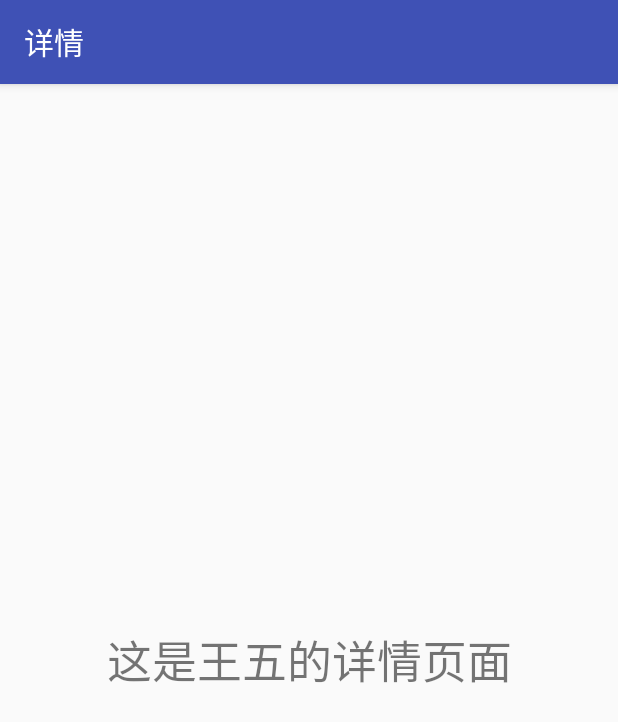
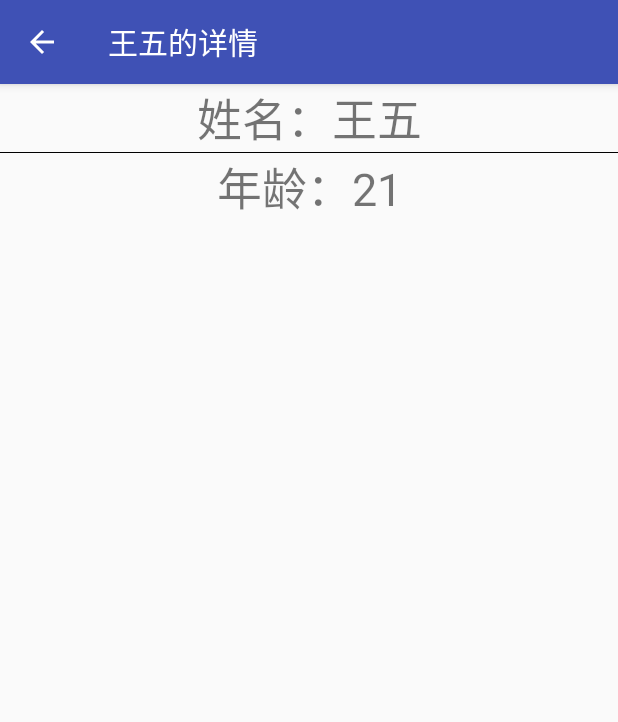
Before and after one commit to tokukin/Dorjee, an Android app: the HelloActivity screen opened directly, with no data from a screen before it, after a tap on "王五", on a phone screen of 412 x 824 dp. Shown: the top 722 px of the screen. Run offline under Robolectric (Android 15) with nearby library versions, the phone set to English and light mode, and no system bars; pictures from the network do not load; 2 other taps on this screen came first.

Commit message:
序列化

```diff
--- a/app/build.gradle
+++ b/app/build.gradle
@@ -27,6 +27,9 @@ dependencies {
     implementation 'com.android.support.constraint:constraint-layout:1.1.3'
     implementation 'com.google.android.gms:play-services-maps:15.0.1'
     implementation 'com.android.support:design:28.0.0-rc02'
+    implementation 'com.google.code.gson:gson:2.8.0'
+    implementation 'com.github.bumptech.glide:glide:3.7.0'
+    implementation 'com.squareup.okhttp3:okhttp:3.7.0'
     testImplementation 'junit:junit:4.12'
     androidTestImplementation 'com.android.support.test:runner:1.0.2'
     androidTestImplementation 'com.android.support.test.espresso:espresso-core:3.0.2'
--- a/app/src/main/AndroidManifest.xml
+++ b/app/src/main/AndroidManifest.xml
@@ -48,7 +48,9 @@
             android:label="列表" />
         <activity
             android:name=".DetalActivity"
-            android:label="详情"></activity>
+            android:label="详情" />
+        <activity android:name=".WebActivity"
+            android:label="网页"></activity>
     </application>
 
 </manifest>
--- a/app/src/main/java/com/example/tokukin/dorjee/DetalActivity.java
+++ b/app/src/main/java/com/example/tokukin/dorjee/DetalActivity.java
@@ -15,14 +15,24 @@ public class DetalActivity extends AppCompatActivity {
         setContentView(R.layout.activity_detal);
 
         Intent intent = getIntent();
-        String name = intent.getStringExtra("name");
+        Person person = (Person) intent.getSerializableExtra("guy");
 
-        TextView textview = findViewById(R.id.text_detal);
-        textview.setText("这是" + name + "的详情页面");
+        TextView textview = findViewById(R.id.text_detal_name);
+        TextView textview2 = findViewById(R.id.text_detal_age);
+        textview.setText("姓名："+person.getName());
+        textview2.setText("年龄："+person.getAge()+"");
+
+        getSupportActionBar().setHomeButtonEnabled(true);
+        getSupportActionBar().setDisplayHomeAsUpEnabled(true);
+        getSupportActionBar().setTitle(person.getName()+"的详情");
+
 
 //        Toast.makeText(this, name,Toast.LENGTH_SHORT).show();
     }
 
-
-
+    @Override
+    public boolean onSupportNavigateUp() {
+        finish();
+        return super.onSupportNavigateUp();
+    }
 }
--- a/app/src/main/java/com/example/tokukin/dorjee/HelloActivity.java
+++ b/app/src/main/java/com/example/tokukin/dorjee/HelloActivity.java
@@ -1,6 +1,8 @@
 package com.example.tokukin.dorjee;
 
 import android.content.Intent;
+import android.os.Handler;
+import android.os.Message;
 import android.support.v7.app.AppCompatActivity;
 import android.os.Bundle;
 import android.view.LayoutInflater;
@@ -13,8 +15,11 @@ import android.widget.ListView;
 import android.widget.TextView;
 import android.widget.Toast;
 
+import com.google.gson.Gson;
+
 import java.util.ArrayList;
 import java.util.List;
+import java.util.Random;
 
 public class HelloActivity extends AppCompatActivity {
     private List<Fruit> fruits;
@@ -32,9 +37,39 @@ public class HelloActivity extends AppCompatActivity {
         layoutInflater2 = LayoutInflater.from(this);
         initFruitList();
         initPersonList();
+
+        /*
+        new Thread() {
+            public void run() {
+                try {
+                    //todo 从网络下载数据
+
+                } catch (Exception e) {
+                    e.printStackTrace();
+                }
+                handler.post(new Runnable() {
+                    @Override
+                    public void run() {
+                        //todo 数据加载完进行列表输出
+
+                    }
+                });
+            }
+        }.start();*/
+
     }
 
+
+
+
+
+
     private void initPersonList() {
+
+
+
+
+
         Person person = new Person();
         person.setAge(25);
         person.setName("张三");
@@ -57,6 +92,29 @@ public class HelloActivity extends AppCompatActivity {
                 persons.add(person3);
             }
         }
+    }
+
+    public void showbaidu(View view) {
+        Intent intent = new Intent();
+        intent.putExtra("url", "http://www.baidu.com");
+        intent.setClass(HelloActivity.this, WebActivity.class);
+        startActivity(intent);
+
+    }
+
+    public void showListP(View view){
+//        反序列化，用于网络侧获取到数据的本地使用
+        IndexAd indexAd = new Gson().fromJson("{\n" +
+                "\t\"customer\":\"china_mobile\",\n" +
+                "\t\"customerPhoto\":\"http://img1.mydrivers.com/img/20180628/b87e57ce5cf54208a18abf140c53b575.jpg\"\n" +
+                "\n" +
+                "}",IndexAd.class);
+
+        Toast.makeText(this,"customer是:"+indexAd.getCustomer()+",图片:"+indexAd.getCustomerPhoto(),Toast.LENGTH_SHORT).show();
+//        序列化，用于向网络提交数据
+//        new Gson().toJson(indexAd);
+
+
     }
 
     private class PersonAdapter extends BaseAdapter {
@@ -87,7 +145,7 @@ public class HelloActivity extends AppCompatActivity {
             TextView name = (TextView) convertView.findViewById(R.id.textname);
             TextView age = (TextView) convertView.findViewById(R.id.textage);
             name.setText(person.getName());
-            age.setText("第" + position + "项是" + person.getName() + ",年龄是：" + person.getAge());
+            age.setText("第" + position + "项姓名是：" + person.getName() + ",年龄是：" + person.getAge());
             return convertView;
         }
     }
@@ -98,11 +156,10 @@ public class HelloActivity extends AppCompatActivity {
             @Override
             public void onItemClick(AdapterView<?> parent, View view, int position, long id) {
                 Person person = persons.get(position);
-                Toast.makeText(HelloActivity.this, "点击了:" + position + "，名称是：" + person.getName(), Toast.LENGTH_SHORT).show();
+//                Toast.makeText(HelloActivity.this, "点击了:" + position + "，名称是：" + person.getName(), Toast.LENGTH_SHORT).show();
 
                 Intent intent = new Intent();
-                intent.putExtra("name", person.getName());
-                intent.putExtra("age", person.getAge()+"");
+                intent.putExtra("guy", person);
                 intent.setClass(HelloActivity.this, DetalActivity.class);
                 startActivity(intent);
 
@@ -114,17 +171,6 @@ public class HelloActivity extends AppCompatActivity {
     }
 
 
-//    btn.setOnClickListener(new OnClickListener() {
-//
-//        @Override
-//        public void onClick(View v) {
-//// TODO Auto-generated method stub
-//            Intent intent = new Intent();
-//            intent.putExtra("t", "Hello");
-//            intent.setClass(MainActivity.this, TestLocationClient.class);
-//            startActivity(intent);
-//        }
-//    });
 
     private void initFruitList() {
         Fruit fruit = new Fruit();
--- a/app/src/main/java/com/example/tokukin/dorjee/Person.java
+++ b/app/src/main/java/com/example/tokukin/dorjee/Person.java
@@ -1,6 +1,8 @@
 package com.example.tokukin.dorjee;
 
-public class Person {
+import java.io.Serializable;
+
+public class Person implements Serializable {
     private String name;
     private int age;
 
--- a/app/src/main/java/com/example/tokukin/dorjee/Splash.java
+++ b/app/src/main/java/com/example/tokukin/dorjee/Splash.java
@@ -22,8 +22,12 @@ public class Splash extends Activity {
     @Override
     protected void onResume() {
         super.onResume();
+//        Intent intent = new Intent(Splash.this,HelloActivity.class);
+//        startActivity(intent);
 
     }
+
+
 
     @Override
     protected void onCreate(Bundle savedInstanceState) {
--- a/app/src/main/res/layout/activity_detal.xml
+++ b/app/src/main/res/layout/activity_detal.xml
@@ -8,11 +8,23 @@
     android:orientation="vertical">
 
     <TextView
-        android:id="@+id/text_detal"
+        android:id="@+id/text_detal_name"
         android:text="name"
         android:textSize="30sp"
         android:layout_width="match_parent"
-        android:layout_height="match_parent"
+        android:layout_height="wrap_content"
+        android:gravity="center"/>
+    <View
+        android:layout_width="match_parent"
+        android:layout_height="1px"
+        android:background="@color/black"
+        />
+    <TextView
+        android:id="@+id/text_detal_age"
+        android:text="age"
+        android:textSize="30sp"
+        android:layout_width="match_parent"
+        android:layout_height="wrap_content"
         android:gravity="center"/>
 
 </LinearLayout>
--- a/app/src/main/res/values/colors.xml
+++ b/app/src/main/res/values/colors.xml
@@ -4,5 +4,6 @@
     <color name="colorPrimaryDark">#303F9F</color>
     <color name="colorAccent">#FF4081</color>
     <color name="wh">#FFF</color>
+    <color name="black">#000</color>
 
 </resources>
```
Also changed, not shown: app/src/main/java/com/example/tokukin/dorjee/IndexAd.java (added, +28 -0 lines), app/src/main/java/com/example/tokukin/dorjee/WebActivity.java (added, +22 -0 lines), app/src/main/res/layout/activity_hello.xml (+9 -5 lines), app/src/main/res/layout/activity_web.xml (added, +15 -0 lines).
